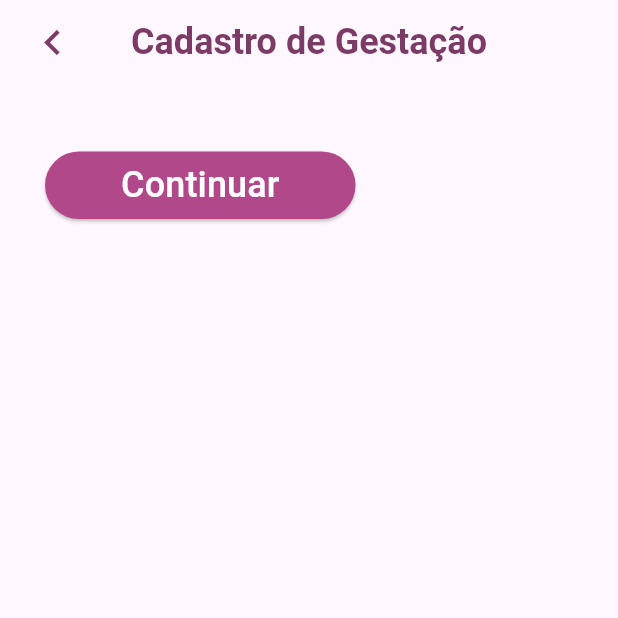
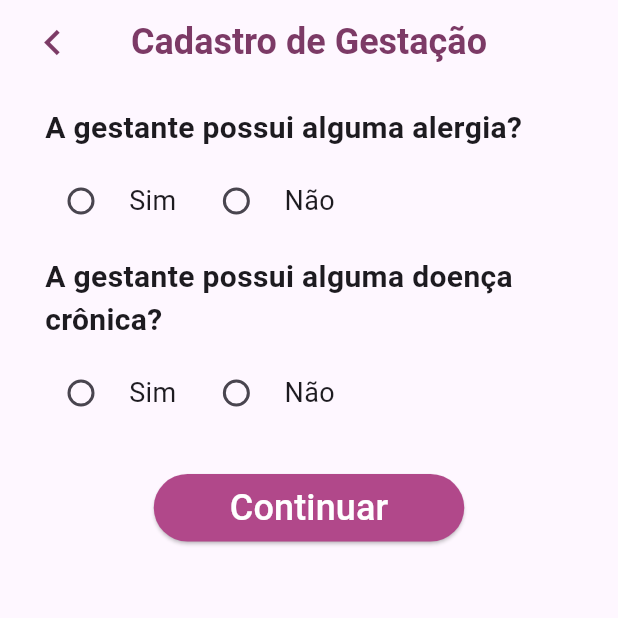
Before and after one commit to nullbyte-tecnology/angels-app, a Flutter app: the GestacaoForm2 screen opened directly, on a phone screen of 412 x 824 dp, the top half of it. Run offline on Flutter 3.47's test engine with Material 3 defaults, Android fonts, the phone set to English and light mode, and no system bars; our stand-ins replace device_preview, flutter_multi_formatter, mask_text_input_formatter.

Commit message:
feat: implementação das telas de cadastro de gestação

```diff
--- a/angels_app/lib/pages/gestacao/gestacao_form1.dart
+++ b/angels_app/lib/pages/gestacao/gestacao_form1.dart
@@ -1,6 +1,5 @@
 import 'package:angels_app/pages/gestante/gestante_form2.dart';
 import 'package:angels_app/widgets/custom_appbar.dart';
-import 'package:angels_app/widgets/custom_dropdown.dart';
 import 'package:flutter/material.dart';
 import 'package:mask_text_input_formatter/mask_text_input_formatter.dart';
 
@@ -104,7 +103,7 @@ class _GestacaoForm1State extends State<GestacaoForm1> {
                           ),
                           validator: (value) {
                             if (value == null || value.isEmpty) {
-                              return 'Por favor, digite o seu nome completo';
+                              return 'Por favor, digite o nome completo da gestante';
                             }
                             return null;
                           },
@@ -130,7 +129,7 @@ class _GestacaoForm1State extends State<GestacaoForm1> {
                           ),
                           validator: (value) {
                             if (value == null || value.isEmpty) {
-                              return 'Por favor, digite o seu CPF';
+                              return 'Por favor, digite o CPF da gestante';
                             }
                             final cleanedCpf =
                                 value.replaceAll(RegExp(r'\D'), '');
@@ -161,7 +160,7 @@ class _GestacaoForm1State extends State<GestacaoForm1> {
                           ),
                           validator: (value) {
                             if (value == null || value.isEmpty) {
-                              return 'Por favor, digite a sua data de nascimento';
+                              return 'Por favor, digite a data de nascimento da gestante';
                             }
 
                             final datePattern = RegExp(r'^\d{2}/\d{2}/\d{4}$');
@@ -223,7 +222,7 @@ class _GestacaoForm1State extends State<GestacaoForm1> {
                           ),
                           validator: (value) {
                             if (value == null || value.isEmpty) {
-                              return 'Por favor, digite o seu endereço';
+                              return 'Por favor, digite o endereço da gestante';
                             }
                             return null;
                           },
@@ -246,7 +245,7 @@ class _GestacaoForm1State extends State<GestacaoForm1> {
                           ),
                           validator: (value) {
                             if (value == null || value.isEmpty) {
-                              return 'Por favor, digite o seu email';
+                              return 'Por favor, digite o email da gestante';
                             }
                             return null;
                           },
@@ -272,7 +271,7 @@ class _GestacaoForm1State extends State<GestacaoForm1> {
                           ),
                           validator: (value) {
                             if (value == null || value.isEmpty) {
-                              return 'Por favor, digite o seu telefone';
+                              return 'Por favor, digite o telefone da gestante';
                             }
 
                             final cleanedPhone =
--- a/angels_app/lib/pages/gestacao/gestacao_form2.dart
+++ b/angels_app/lib/pages/gestacao/gestacao_form2.dart
@@ -1,8 +1,7 @@
 import 'package:angels_app/pages/gestante/gestante_form2.dart';
 import 'package:angels_app/widgets/custom_appbar.dart';
-import 'package:angels_app/widgets/custom_dropdown.dart';
+import 'package:angels_app/widgets/custom_radiobutton_with_text.dart';
 import 'package:flutter/material.dart';
-import 'package:mask_text_input_formatter/mask_text_input_formatter.dart';
 
 var formInputDecoration = InputDecoration(
   contentPadding: const EdgeInsets.symmetric(horizontal: 13),
@@ -69,6 +68,20 @@ class _GestacaoForm2State extends State<GestacaoForm2> {
                 key: _formKey,
                 child: Column(
                   children: [
+                    const _CustomLabel(
+                        textLabel: "A gestante possui alguma alergia?"),
+                    const CustomRadioButtonText(
+                      hintText: "Qual/Quais? (separe por ponto)",
+                    ),
+                    const SizedBox(
+                      height: 12,
+                    ),
+                    const _CustomLabel(
+                        textLabel: "A gestante possui alguma doença crônica?"),
+                    const CustomRadioButtonText(
+                      hintText: "Qual/Quais? (separe por ponto)",
+                    ),
+
                     const SizedBox(
                       height: 30,
                     ),
--- /dev/null
+++ b/angels_app/lib/widgets/custom_radiobutton_with_text.dart
@@ -0,0 +1,85 @@
+import 'package:angels_app/pages/cadastro/cadastro_usuario.dart';
+import 'package:flutter/material.dart';
+
+class CustomRadioButtonText extends StatefulWidget {
+  final String? hintText;
+
+  const CustomRadioButtonText({super.key, this.hintText});
+
+  @override
+  State<CustomRadioButtonText> createState() => _CustomRadioButtonTextState();
+}
+
+class _CustomRadioButtonTextState extends State<CustomRadioButtonText> {
+  String selectedOption = '';
+  bool showTextField = false;
+
+  @override
+  Widget build(BuildContext context) {
+    return Column(
+      children: [
+        Row(
+          crossAxisAlignment: CrossAxisAlignment.start,
+          children: <Widget>[
+            Row(
+              children: <Widget>[
+                Radio(
+                  value: 'Sim',
+                  groupValue: selectedOption,
+                  onChanged: (value) {
+                    setState(() {
+                      selectedOption = value!;
+                      showTextField = value == 'Sim';
+                    });
+                  },
+                  activeColor: const Color.fromRGBO(177, 72, 138, 1),
+                ),
+                const SizedBox(width: 8.0),
+                const Text('Sim', style: TextStyle(fontSize: 18.0)),
+              ],
+            ),
+            const SizedBox(width: 16.0),
+            Row(
+              children: <Widget>[
+                Radio(
+                  value: 'Não',
+                  groupValue: selectedOption,
+                  onChanged: (value) {
+                    setState(() {
+                      selectedOption = value!;
+                      showTextField = false;
+                    });
+                  },
+                  activeColor: const Color.fromRGBO(177, 72, 138, 1),
+                ),
+                const SizedBox(width: 8.0),
+                const Text('Não', style: TextStyle(fontSize: 18.0)),
+              ],
+            ),
+          ],
+        ),
+        if (showTextField)
+          Column(
+            children: [
+              const SizedBox(height: 8.0),
+              TextFormField(
+                style: internalInputTextStyle,
+                decoration: formInputDecoration.copyWith(
+                  hintText: widget.hintText,
+                  hintStyle: const TextStyle(
+                    color: Color.fromRGBO(177, 72, 138, 1),
+                  ),
+                ),
+                validator: (value) {
+                  if (value == null || value.isEmpty) {
+                    return 'Por favor, preenha o campo acima';
+                  }
+                  return null;
+                },
+              ),
+            ],
+          ),
+      ],
+    );
+  }
+}
```
